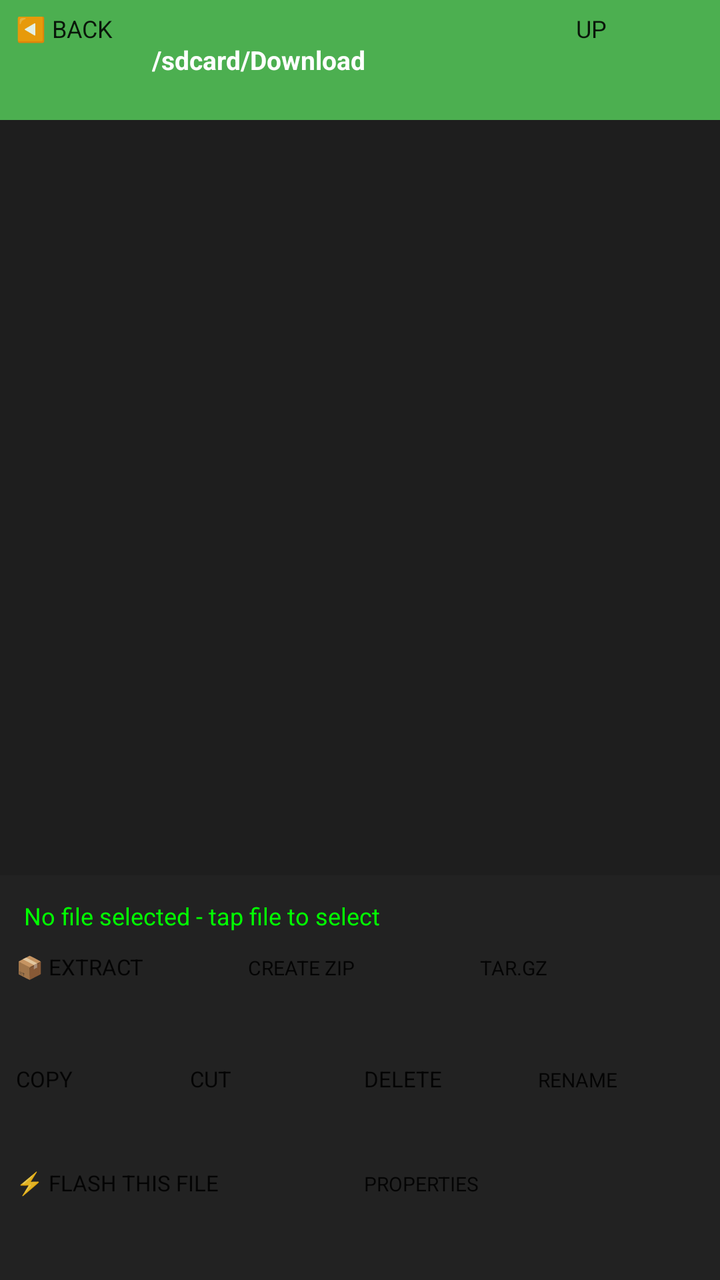
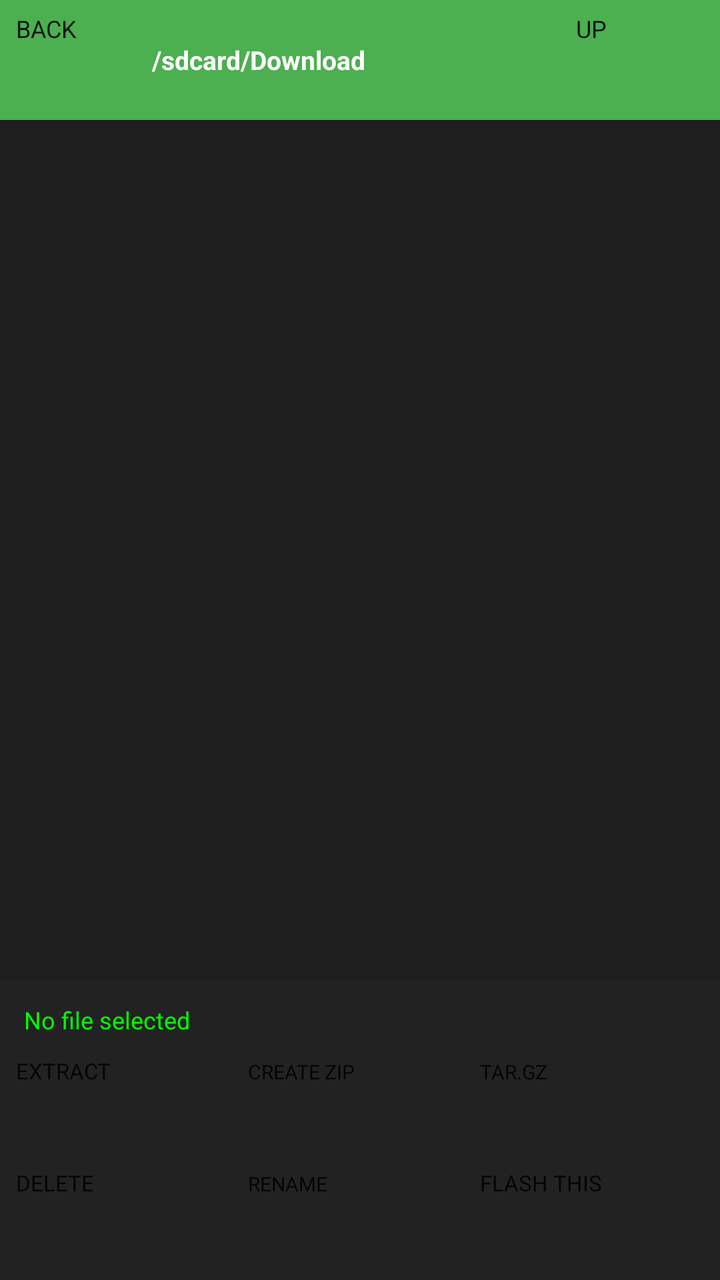

The first picture is an Android layout as it rendered before a commit; the second is the same layout after the commit. The layout source and the unified diff follow.
<!-- AndroidManifest.xml: application theme Theme.OTGFlasher -->
<!-- res/layout/activity_file_manager.xml -->
<?xml version="1.0" encoding="utf-8"?>
<LinearLayout xmlns:android="http://schemas.android.com/apk/res/android" android:orientation="vertical" android:layout_width="match_parent" android:layout_height="match_parent" android:background="#121212">
<LinearLayout android:orientation="horizontal" android:layout_width="match_parent" android:layout_height="60dp" android:background="#4CAF50" android:gravity="center_vertical" android:padding="8dp">
<Button android:id="@+id/btnBack" android:layout_width="60dp" android:layout_height="48dp" android:text="◀️ BACK" android:textSize="12sp"/>
<TextView android:id="@+id/txtPath" android:layout_width="0dp" android:layout_weight="1" android:layout_height="wrap_content" android:text="/sdcard/Download" android:textColor="#FFF" android:textSize="13sp" android:padding="8dp" android:textStyle="bold"/>
<Button android:id="@+id/btnUp" android:layout_width="64dp" android:layout_height="48dp" android:text="UP" android:textSize="12sp" android:backgroundTint="#000"/>
</LinearLayout>
<ListView android:id="@+id/listFiles" android:layout_width="match_parent" android:layout_height="0dp" android:layout_weight="1" android:background="#1E1E1E" android:divider="#333" android:dividerHeight="1dp"/>
<LinearLayout android:orientation="vertical" android:layout_width="match_parent" android:layout_height="wrap_content" android:background="#222" android:padding="8dp">
<TextView android:id="@+id/txtSelected" android:layout_width="match_parent" android:layout_height="wrap_content" android:text="No file selected - tap file to select" android:textColor="#0F0" android:textSize="12sp" android:padding="4dp"/>
<ProgressBar android:id="@+id/fmProgress" style="?android:attr/progressBarStyleHorizontal" android:layout_width="match_parent" android:layout_height="12dp" android:visibility="gone"/>
<LinearLayout android:orientation="horizontal" android:layout_width="match_parent" android:layout_height="wrap_content" android:layout_marginTop="6dp">
<Button android:id="@+id/btnExtract" android:layout_width="0dp" android:layout_weight="1" android:layout_height="52dp" android:text="📦 EXTRACT" android:textSize="11sp" android:backgroundTint="#4CAF50"/>
<Button android:id="@+id/btnCreateZip" android:layout_width="0dp" android:layout_weight="1" android:layout_height="52dp" android:text="CREATE ZIP" android:textSize="10sp" android:backgroundTint="#FF9800" android:layout_marginStart="4dp"/>
<Button android:id="@+id/btnCreateTar" android:layout_width="0dp" android:layout_weight="1" android:layout_height="52dp" android:text="TAR.GZ" android:textSize="10sp" android:layout_marginStart="4dp"/>
</LinearLayout>
<LinearLayout android:orientation="horizontal" android:layout_width="match_parent" android:layout_height="wrap_content" android:layout_marginTop="4dp">
<Button android:id="@+id/btnCopy" android:layout_width="0dp" android:layout_weight="1" android:layout_height="48dp" android:text="COPY" android:textSize="11sp"/>
<Button android:id="@+id/btnCut" android:layout_width="0dp" android:layout_weight="1" android:layout_height="48dp" android:text="CUT" android:textSize="11sp" android:layout_marginStart="4dp"/>
<Button android:id="@+id/btnDelete" android:layout_width="0dp" android:layout_weight="1" android:layout_height="48dp" android:text="DELETE" android:textSize="11sp" android:backgroundTint="#D32F2F" android:layout_marginStart="4dp"/>
<Button android:id="@+id/btnRename" android:layout_width="0dp" android:layout_weight="1" android:layout_height="48dp" android:text="RENAME" android:textSize="10sp" android:layout_marginStart="4dp"/>
</LinearLayout>
<LinearLayout android:orientation="horizontal" android:layout_width="match_parent" android:layout_height="wrap_content" android:layout_marginTop="4dp">
<Button android:id="@+id/btnFlashHere" android:layout_width="0dp" android:layout_weight="1" android:layout_height="48dp" android:text="⚡ FLASH THIS FILE" android:textSize="11sp" android:backgroundTint="#D32F2F"/>
<Button android:id="@+id/btnProps" android:layout_width="0dp" android:layout_weight="1" android:layout_height="48dp" android:text="PROPERTIES" android:textSize="10sp" android:layout_marginStart="4dp"/>
</LinearLayout>
</LinearLayout>
</LinearLayout>
<!-- resources referenced by this layout -->
<resources>
  <style name="Theme.OTGFlasher" parent="android:Theme.Material.Light.NoActionBar" />
</resources>

<!-- the commit's change to res/layout/activity_file_manager.xml (unified diff, before → after) -->
@@ -1,28 +1,22 @@
 <?xml version="1.0" encoding="utf-8"?>
 <LinearLayout xmlns:android="http://schemas.android.com/apk/res/android" android:orientation="vertical" android:layout_width="match_parent" android:layout_height="match_parent" android:background="#121212">
 <LinearLayout android:orientation="horizontal" android:layout_width="match_parent" android:layout_height="60dp" android:background="#4CAF50" android:gravity="center_vertical" android:padding="8dp">
-<Button android:id="@+id/btnBack" android:layout_width="60dp" android:layout_height="48dp" android:text="◀️ BACK" android:textSize="12sp"/>
+<Button android:id="@+id/btnBack" android:layout_width="60dp" android:layout_height="48dp" android:text="BACK" android:textSize="12sp"/>
 <TextView android:id="@+id/txtPath" android:layout_width="0dp" android:layout_weight="1" android:layout_height="wrap_content" android:text="/sdcard/Download" android:textColor="#FFF" android:textSize="13sp" android:padding="8dp" android:textStyle="bold"/>
 <Button android:id="@+id/btnUp" android:layout_width="64dp" android:layout_height="48dp" android:text="UP" android:textSize="12sp" android:backgroundTint="#000"/>
 </LinearLayout>
 <ListView android:id="@+id/listFiles" android:layout_width="match_parent" android:layout_height="0dp" android:layout_weight="1" android:background="#1E1E1E" android:divider="#333" android:dividerHeight="1dp"/>
 <LinearLayout android:orientation="vertical" android:layout_width="match_parent" android:layout_height="wrap_content" android:background="#222" android:padding="8dp">
-<TextView android:id="@+id/txtSelected" android:layout_width="match_parent" android:layout_height="wrap_content" android:text="No file selected - tap file to select" android:textColor="#0F0" android:textSize="12sp" android:padding="4dp"/>
-<ProgressBar android:id="@+id/fmProgress" style="?android:attr/progressBarStyleHorizontal" android:layout_width="match_parent" android:layout_height="12dp" android:visibility="gone"/>
+<TextView android:id="@+id/txtSelected" android:layout_width="match_parent" android:layout_height="wrap_content" android:text="No file selected" android:textColor="#0F0" android:textSize="12sp" android:padding="4dp"/>
 <LinearLayout android:orientation="horizontal" android:layout_width="match_parent" android:layout_height="wrap_content" android:layout_marginTop="6dp">
-<Button android:id="@+id/btnExtract" android:layout_width="0dp" android:layout_weight="1" android:layout_height="52dp" android:text="📦 EXTRACT" android:textSize="11sp" android:backgroundTint="#4CAF50"/>
+<Button android:id="@+id/btnExtract" android:layout_width="0dp" android:layout_weight="1" android:layout_height="52dp" android:text="EXTRACT" android:textSize="11sp" android:backgroundTint="#4CAF50"/>
 <Button android:id="@+id/btnCreateZip" android:layout_width="0dp" android:layout_weight="1" android:layout_height="52dp" android:text="CREATE ZIP" android:textSize="10sp" android:backgroundTint="#FF9800" android:layout_marginStart="4dp"/>
 <Button android:id="@+id/btnCreateTar" android:layout_width="0dp" android:layout_weight="1" android:layout_height="52dp" android:text="TAR.GZ" android:textSize="10sp" android:layout_marginStart="4dp"/>
 </LinearLayout>
 <LinearLayout android:orientation="horizontal" android:layout_width="match_parent" android:layout_height="wrap_content" android:layout_marginTop="4dp">
-<Button android:id="@+id/btnCopy" android:layout_width="0dp" android:layout_weight="1" android:layout_height="48dp" android:text="COPY" android:textSize="11sp"/>
-<Button android:id="@+id/btnCut" android:layout_width="0dp" android:layout_weight="1" android:layout_height="48dp" android:text="CUT" android:textSize="11sp" android:layout_marginStart="4dp"/>
-<Button android:id="@+id/btnDelete" android:layout_width="0dp" android:layout_weight="1" android:layout_height="48dp" android:text="DELETE" android:textSize="11sp" android:backgroundTint="#D32F2F" android:layout_marginStart="4dp"/>
+<Button android:id="@+id/btnDelete" android:layout_width="0dp" android:layout_weight="1" android:layout_height="48dp" android:text="DELETE" android:textSize="11sp" android:backgroundTint="#D32F2F"/>
 <Button android:id="@+id/btnRename" android:layout_width="0dp" android:layout_weight="1" android:layout_height="48dp" android:text="RENAME" android:textSize="10sp" android:layout_marginStart="4dp"/>
-</LinearLayout>
-<LinearLayout android:orientation="horizontal" android:layout_width="match_parent" android:layout_height="wrap_content" android:layout_marginTop="4dp">
-<Button android:id="@+id/btnFlashHere" android:layout_width="0dp" android:layout_weight="1" android:layout_height="48dp" android:text="⚡ FLASH THIS FILE" android:textSize="11sp" android:backgroundTint="#D32F2F"/>
-<Button android:id="@+id/btnProps" android:layout_width="0dp" android:layout_weight="1" android:layout_height="48dp" android:text="PROPERTIES" android:textSize="10sp" android:layout_marginStart="4dp"/>
+<Button android:id="@+id/btnFlashHere" android:layout_width="0dp" android:layout_weight="1" android:layout_height="48dp" android:text="FLASH THIS" android:textSize="11sp" android:backgroundTint="#D32F2F" android:layout_marginStart="4dp"/>
 </LinearLayout>
 </LinearLayout>
 </LinearLayout>
